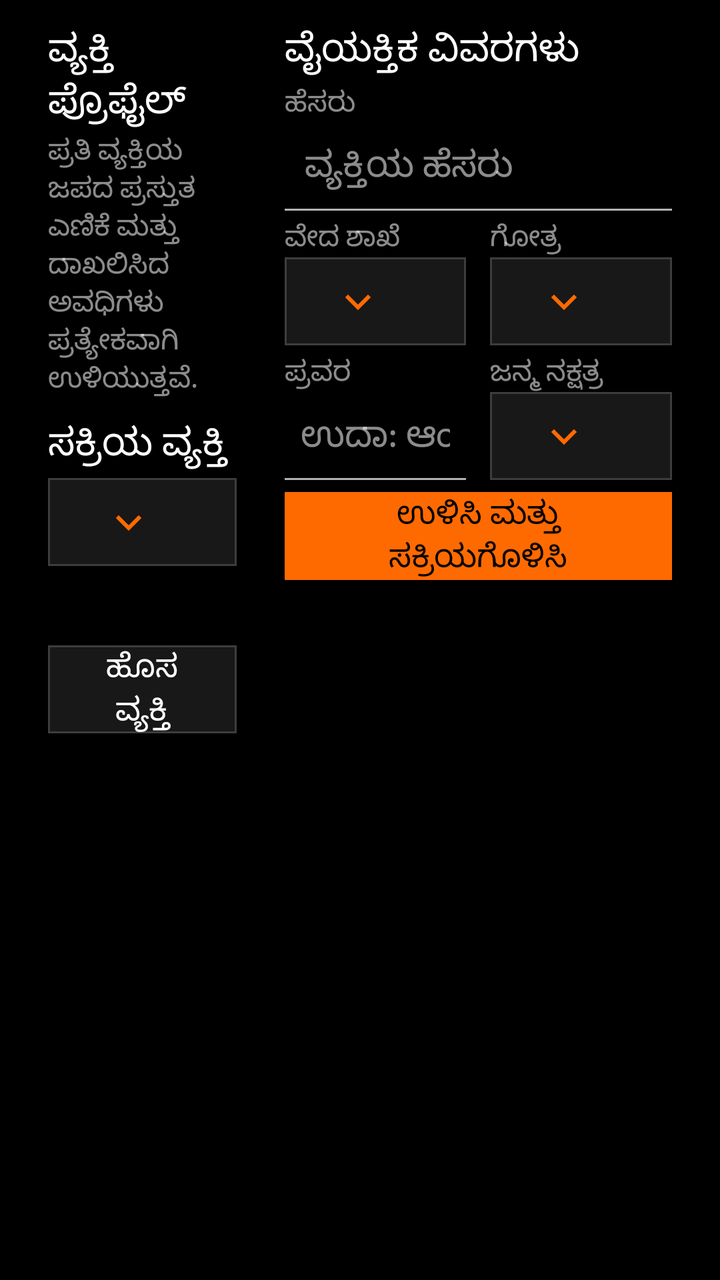
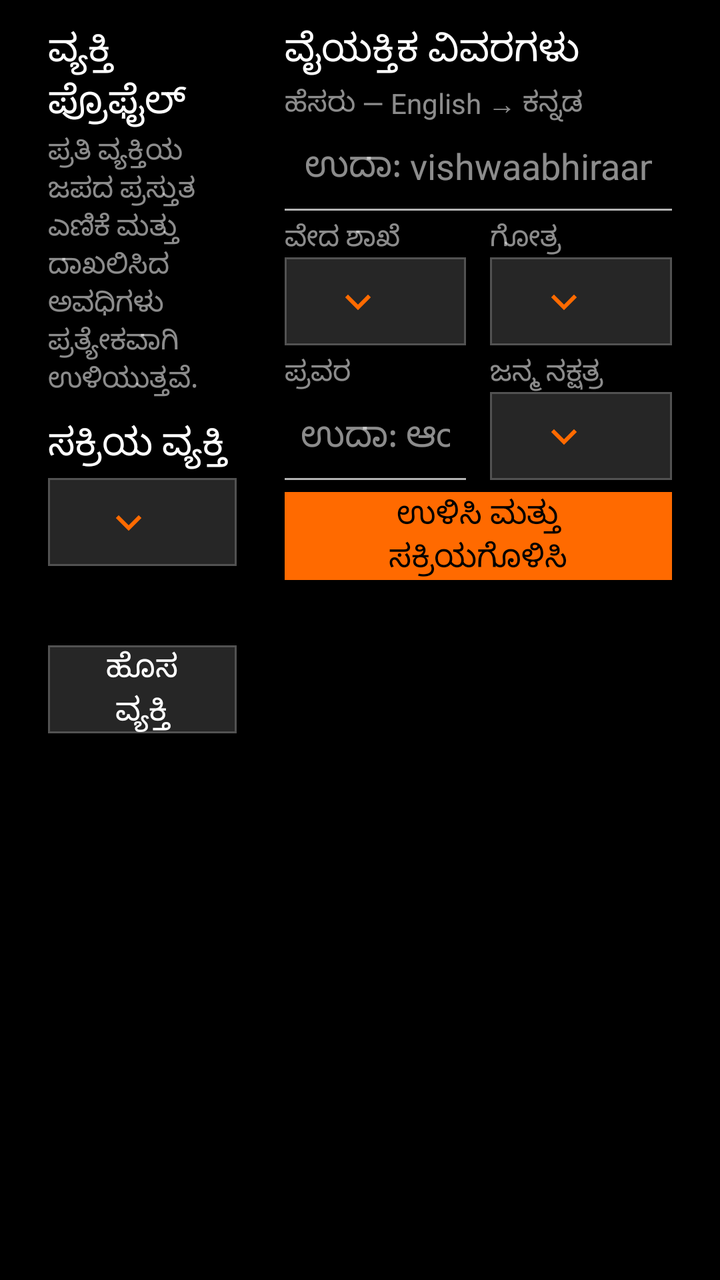

Before-and-after screenshots of an Android layout around one commit, followed by the original layout XML and the change that was made.
<!-- AndroidManifest.xml: application theme Theme.PaperDesk -->
<!-- res/layout/page_profile.xml -->
<?xml version="1.0" encoding="utf-8"?>
<LinearLayout xmlns:android="http://schemas.android.com/apk/res/android"
    android:layout_width="match_parent" android:layout_height="match_parent"
    android:background="@color/black" android:orientation="horizontal"
    android:paddingLeft="@dimen/page_pad_h" android:paddingTop="@dimen/page_pad_top"
    android:paddingRight="@dimen/page_pad_h" android:paddingBottom="@dimen/footer_bar">

    <LinearLayout android:layout_width="0dp" android:layout_height="match_parent" android:layout_weight="0.38"
        android:orientation="vertical" android:paddingRight="24dp">
        <TextView android:id="@+id/profileTitle" style="@style/Desk.Section" android:layout_width="match_parent"
            android:layout_height="wrap_content" android:text="ವ್ಯಕ್ತಿ ಪ್ರೊಫೈಲ್" />
        <TextView style="@style/Desk.Meta" android:layout_width="match_parent" android:layout_height="wrap_content"
            android:layout_marginTop="2dp" android:text="ಪ್ರತಿ ವ್ಯಕ್ತಿಯ ಜಪದ ಪ್ರಸ್ತುತ ಎಣಿಕೆ ಮತ್ತು ದಾಖಲಿಸಿದ ಅವಧಿಗಳು ಪ್ರತ್ಯೇಕವಾಗಿ ಉಳಿಯುತ್ತವೆ." />
        <TextView style="@style/Desk.Section" android:layout_width="match_parent" android:layout_height="wrap_content"
            android:layout_marginTop="10dp" android:text="ಸಕ್ರಿಯ ವ್ಯಕ್ತಿ" />
        <Spinner android:id="@+id/profileList" android:layout_width="match_parent" android:layout_height="44dp"
            android:layout_marginTop="4dp" android:background="@drawable/bg_dropdown" android:popupBackground="@color/surface_2"
            android:spinnerMode="dropdown" />
        <TextView android:id="@+id/profileSummary" style="@style/Desk.Body2" android:layout_width="match_parent"
            android:layout_height="wrap_content" android:layout_marginTop="8dp" />
        <TextView android:id="@+id/profileNew" style="@style/Desk.Button" android:layout_width="match_parent"
            android:layout_height="44dp" android:layout_marginTop="10dp" android:gravity="center" android:text="ಹೊಸ ವ್ಯಕ್ತಿ" />
    </LinearLayout>

    <ScrollView android:layout_width="0dp" android:layout_height="match_parent" android:layout_weight="0.62"
        android:fillViewport="true" android:scrollbars="none">
        <LinearLayout android:layout_width="match_parent" android:layout_height="wrap_content" android:orientation="vertical">
            <TextView android:id="@+id/profileEditorTitle" style="@style/Desk.Section" android:layout_width="match_parent"
                android:layout_height="wrap_content" android:text="ವೈಯಕ್ತಿಕ ವಿವರಗಳು" />
            <TextView style="@style/Desk.Meta" android:layout_width="match_parent" android:layout_height="wrap_content"
                android:layout_marginTop="4dp" android:text="ಹೆಸರು" />
            <EditText android:id="@+id/profileName" android:layout_width="match_parent" android:layout_height="44dp"
                android:background="@drawable/bg_input" android:hint="ವ್ಯಕ್ತಿಯ ಹೆಸರು" android:padding="10dp"
                android:singleLine="true" android:textColor="@color/white" android:textColorHint="@color/white_55" android:textSize="18sp" />
            <LinearLayout android:layout_width="match_parent" android:layout_height="wrap_content" android:layout_marginTop="4dp" android:orientation="horizontal">
                <LinearLayout android:layout_width="0dp" android:layout_height="wrap_content" android:layout_weight="1" android:orientation="vertical" android:paddingRight="6dp">
                    <TextView style="@style/Desk.Meta" android:layout_width="match_parent" android:layout_height="wrap_content" android:text="ವೇದ ಶಾಖೆ" />
                    <Spinner android:id="@+id/profileVeda" android:layout_width="match_parent" android:layout_height="44dp" android:background="@drawable/bg_dropdown" android:popupBackground="@color/surface_2" android:spinnerMode="dropdown" />
                </LinearLayout>
                <LinearLayout android:layout_width="0dp" android:layout_height="wrap_content" android:layout_weight="1" android:orientation="vertical" android:paddingLeft="6dp">
                    <TextView style="@style/Desk.Meta" android:layout_width="match_parent" android:layout_height="wrap_content" android:text="ಗೋತ್ರ" />
                    <Spinner android:id="@+id/profileGotra" android:layout_width="match_parent" android:layout_height="44dp" android:background="@drawable/bg_dropdown" android:popupBackground="@color/surface_2" android:spinnerMode="dropdown" />
                </LinearLayout>
            </LinearLayout>
            <LinearLayout android:layout_width="match_parent" android:layout_height="wrap_content" android:layout_marginTop="4dp" android:orientation="horizontal">
                <LinearLayout android:layout_width="0dp" android:layout_height="wrap_content" android:layout_weight="1" android:orientation="vertical" android:paddingRight="6dp">
                    <TextView style="@style/Desk.Meta" android:layout_width="match_parent" android:layout_height="wrap_content" android:text="ಪ್ರವರ" />
                    <EditText android:id="@+id/profilePravara" android:layout_width="match_parent" android:layout_height="44dp" android:background="@drawable/bg_input" android:hint="ಉದಾ: ಆಂಗೀರಸ…" android:padding="8dp" android:singleLine="true" android:textColor="@color/white" android:textColorHint="@color/white_55" android:textSize="18sp" />
                </LinearLayout>
                <LinearLayout android:layout_width="0dp" android:layout_height="wrap_content" android:layout_weight="1" android:orientation="vertical" android:paddingLeft="6dp">
                    <TextView style="@style/Desk.Meta" android:layout_width="match_parent" android:layout_height="wrap_content" android:text="ಜನ್ಮ ನಕ್ಷತ್ರ" />
                    <Spinner android:id="@+id/profileNakshatra" android:layout_width="match_parent" android:layout_height="44dp" android:background="@drawable/bg_dropdown" android:popupBackground="@color/surface_2" android:spinnerMode="dropdown" />
                </LinearLayout>
            </LinearLayout>
            <TextView android:id="@+id/profileSave" style="@style/Desk.Button.Accent" android:layout_width="match_parent"
                android:layout_height="44dp" android:layout_marginTop="6dp" android:gravity="center" android:text="ಉಳಿಸಿ ಮತ್ತು ಸಕ್ರಿಯಗೊಳಿಸಿ" />
        </LinearLayout>
    </ScrollView>
</LinearLayout>
<!-- resources referenced by this layout -->
<resources>
  <color name="surface_2">#181818</color>
  <style name="Theme.PaperDesk" parent="Theme.MaterialComponents.DayNight.NoActionBar">
          <item name="viewInflaterClass">androidx.appcompat.app.AppCompatViewInflater</item>
          <item name="android:windowBackground">@color/black</item>
          <item name="android:colorBackground">@color/black</item>
          <item name="android:textColorPrimary">@color/white</item>
          <item name="android:textColorSecondary">@color/white</item>
          <item name="android:textColorHint">@color/accent</item>
          <item name="android:editTextColor">@color/white</item>
          <item name="android:textColor">@color/white</item>
          <item name="android:fontFamily">sans-serif</item>
          <item name="colorPrimary">@color/accent</item>
          <item name="colorPrimaryVariant">@color/accent</item>
          <item name="colorOnPrimary">@color/black</item>
          <item name="colorSecondary">@color/accent</item>
          <item name="colorSecondaryVariant">@color/accent</item>
          <item name="colorOnSecondary">@color/black</item>
          <item name="colorSurface">@color/black</item>
          <item name="colorOnSurface">@color/white</item>
          <item name="colorOnBackground">@color/white</item>
          <item name="colorError">@color/accent</item>
          <item name="colorOnError">@color/black</item>
          <item name="colorPrimaryDark">@color/black</item>
          <item name="colorAccent">@color/accent</item>
          <item name="colorControlNormal">@color/white</item>
          <item name="colorControlActivated">@color/accent</item>
          <item name="colorControlHighlight">@color/accent</item>
          <item name="colorButtonNormal">@color/accent</item>
          <item name="rippleColor">@color/accent</item>
          <item name="shapeAppearanceSmallComponent">@style/ShapeAppearance.PaperDesk</item>
          <item name="shapeAppearanceMediumComponent">@style/ShapeAppearance.PaperDesk</item>
          <item name="shapeAppearanceLargeComponent">@style/ShapeAppearance.PaperDesk</item>
          <item name="materialButtonStyle">@style/Desk.Button</item>
          <item name="buttonStyle">@style/Desk.Button</item>
          <item name="borderlessButtonStyle">@style/Desk.Link</item>
          <item name="materialCardViewStyle">@style/Desk.MaterialCard</item>
          <item name="checkboxStyle">@style/Desk.Check</item>
          <item name="android:statusBarColor">@color/black</item>
          <item name="android:navigationBarColor">@color/black</item>
          <item name="android:colorBackgroundCacheHint">@color/black</item>
          <item name="android:itemBackground">@color/black</item>
          <item name="android:windowShowWallpaper">false</item>
          <item name="android:windowFullscreen">true</item>
          <item name="android:windowLayoutInDisplayCutoutMode">shortEdges</item>
          <item name="android:windowContentOverlay">@null</item>
          <item name="android:windowAnimationStyle">@null</item>
          <item name="android:windowContentTransitions">false</item>
          <item name="android:colorEdgeEffect">@color/accent</item>
          <item name="android:alertDialogTheme">@style/Theme.PaperDesk.Dialog</item>
          <item name="alertDialogTheme">@style/Theme.PaperDesk.Dialog</item>
          <item name="materialAlertDialogTheme">@style/Theme.PaperDesk.Dialog</item>
      </style>
  <style name="Theme.PaperDesk.Dialog" parent="Theme.AppCompat.Dialog">
          <item name="android:windowBackground">@drawable/bg_dialog</item>
          <item name="android:background">@color/black</item>
          <item name="android:textColorPrimary">@color/white</item>
          <item name="android:textColor">@color/white</item>
          <item name="colorAccent">@color/accent</item>
          <item name="colorPrimary">@color/accent</item>
          <item name="colorOnPrimary">@color/black</item>
          <item name="colorSurface">@color/black</item>
          <item name="colorOnSurface">@color/white</item>
          <item name="android:colorBackground">@color/black</item>
          <item name="shapeAppearanceMediumComponent">@style/ShapeAppearance.PaperDesk</item>
          <item name="android:windowIsFloating">true</item>
          <item name="android:backgroundDimEnabled">true</item>
          <item name="android:backgroundDimAmount">0.6</item>
          <item name="android:windowMinWidthMajor">72%</item>
          <item name="android:windowMinWidthMinor">80%</item>
      </style>
  <color name="divider">#3D3D3D</color>
  <!-- drawable bg_checkbox (drawable) -->
  <?xml version="1.0" encoding="utf-8"?>
  <selector xmlns:android="http://schemas.android.com/apk/res/android">
      <item android:state_checked="true">
          <shape android:shape="rectangle">
              <solid android:color="@color/accent" />
              <size
                  android:width="@dimen/check"
                  android:height="@dimen/check" />
          </shape>
      </item>
      <item>
          <shape android:shape="rectangle">
              <stroke
                  android:width="@dimen/stroke"
                  android:color="@color/white" />
              <solid android:color="@color/black" />
              <size
                  android:width="@dimen/check"
                  android:height="@dimen/check" />
          </shape>
      </item>
  </selector>
  <!-- unchanged entries left out for length: 37 -->
</resources>

<!-- the commit's change to res/layout/page_profile.xml (unified diff, before → after) -->
@@ -27,10 +27,12 @@
         <LinearLayout android:layout_width="match_parent" android:layout_height="wrap_content" android:orientation="vertical">
             <TextView android:id="@+id/profileEditorTitle" style="@style/Desk.Section" android:layout_width="match_parent"
                 android:layout_height="wrap_content" android:text="ವೈಯಕ್ತಿಕ ವಿವರಗಳು" />
-            <TextView style="@style/Desk.Meta" android:layout_width="match_parent" android:layout_height="wrap_content"
-                android:layout_marginTop="4dp" android:text="ಹೆಸರು" />
+            <LinearLayout android:layout_width="match_parent" android:layout_height="wrap_content" android:layout_marginTop="4dp" android:orientation="horizontal">
+                <TextView style="@style/Desk.Meta" android:layout_width="wrap_content" android:layout_height="wrap_content" android:text="ಹೆಸರು — English → ಕನ್ನಡ" />
+                <TextView android:id="@+id/profileNamePreview" style="@style/Desk.Meta" android:layout_width="0dp" android:layout_height="wrap_content" android:layout_marginLeft="12dp" android:layout_weight="1" android:ellipsize="end" android:gravity="end" android:maxLines="1" android:textColor="@color/accent" />
+            </LinearLayout>
             <EditText android:id="@+id/profileName" android:layout_width="match_parent" android:layout_height="44dp"
-                android:background="@drawable/bg_input" android:hint="ವ್ಯಕ್ತಿಯ ಹೆಸರು" android:padding="10dp"
+                android:background="@drawable/bg_input" android:hint="ಉದಾ: vishwaabhiraama" android:padding="10dp"
                 android:singleLine="true" android:textColor="@color/white" android:textColorHint="@color/white_55" android:textSize="18sp" />
             <LinearLayout android:layout_width="match_parent" android:layout_height="wrap_content" android:layout_marginTop="4dp" android:orientation="horizontal">
                 <LinearLayout android:layout_width="0dp" android:layout_height="wrap_content" android:layout_weight="1" android:orientation="vertical" android:paddingRight="6dp">
<!-- resource entries referenced after the edit -->
@@ -1,6 +1,6 @@
 <!-- resources referenced by this layout -->
 <resources>
-  <color name="surface_2">#181818</color>
+  <color name="surface_2">#262626</color>
   <style name="Theme.PaperDesk" parent="Theme.MaterialComponents.DayNight.NoActionBar">
           <item name="viewInflaterClass">androidx.appcompat.app.AppCompatViewInflater</item>
           <item name="android:windowBackground">@color/black</item>
@@ -20,14 +20,14 @@
           <item name="colorSurface">@color/black</item>
           <item name="colorOnSurface">@color/white</item>
           <item name="colorOnBackground">@color/white</item>
-          <item name="colorError">@color/accent</item>
+          <item name="colorError">@color/carbon_support_error</item>
           <item name="colorOnError">@color/black</item>
           <item name="colorPrimaryDark">@color/black</item>
           <item name="colorAccent">@color/accent</item>
           <item name="colorControlNormal">@color/white</item>
           <item name="colorControlActivated">@color/accent</item>
           <item name="colorControlHighlight">@color/accent</item>
-          <item name="colorButtonNormal">@color/accent</item>
+          <item name="colorButtonNormal">@color/carbon_gray_80</item>
           <item name="rippleColor">@color/accent</item>
           <item name="shapeAppearanceSmallComponent">@style/ShapeAppearance.PaperDesk</item>
           <item name="shapeAppearanceMediumComponent">@style/ShapeAppearance.PaperDesk</item>
@@ -48,10 +48,14 @@
           <item name="android:windowAnimationStyle">@null</item>
           <item name="android:windowContentTransitions">false</item>
           <item name="android:colorEdgeEffect">@color/accent</item>
+          <item name="android:textColorHighlight">@color/accent_70</item>
           <item name="android:alertDialogTheme">@style/Theme.PaperDesk.Dialog</item>
           <item name="alertDialogTheme">@style/Theme.PaperDesk.Dialog</item>
           <item name="materialAlertDialogTheme">@style/Theme.PaperDesk.Dialog</item>
       </style>
+  <color name="carbon_support_error">#FA4D56</color>
+  <color name="carbon_gray_80">#393939</color>
+  <color name="accent_70">#B3FF6A00</color>
   <style name="Theme.PaperDesk.Dialog" parent="Theme.AppCompat.Dialog">
           <item name="android:windowBackground">@drawable/bg_dialog</item>
           <item name="android:background">@color/black</item>
@@ -64,23 +68,30 @@
           <item name="colorOnSurface">@color/white</item>
           <item name="android:colorBackground">@color/black</item>
           <item name="shapeAppearanceMediumComponent">@style/ShapeAppearance.PaperDesk</item>
+          <item name="buttonBarPositiveButtonStyle">@style/Desk.DialogButton.Positive</item>
+          <item name="buttonBarNegativeButtonStyle">@style/Desk.DialogButton.Negative</item>
+          <item name="buttonBarNeutralButtonStyle">@style/Desk.DialogButton.Negative</item>
           <item name="android:windowIsFloating">true</item>
           <item name="android:backgroundDimEnabled">true</item>
           <item name="android:backgroundDimAmount">0.6</item>
           <item name="android:windowMinWidthMajor">72%</item>
           <item name="android:windowMinWidthMinor">80%</item>
       </style>
-  <color name="divider">#3D3D3D</color>
+  <color name="divider">#525252</color>
   <!-- drawable bg_checkbox (drawable) -->
   <?xml version="1.0" encoding="utf-8"?>
   <selector xmlns:android="http://schemas.android.com/apk/res/android">
       <item android:state_checked="true">
-          <shape android:shape="rectangle">
-              <solid android:color="@color/accent" />
-              <size
-                  android:width="@dimen/check"
-                  android:height="@dimen/check" />
-          </shape>
+          <layer-list>
+              <item>
+                  <shape android:shape="rectangle">
+                      <solid android:color="@color/surface_2" />
+                      <stroke android:width="2dp" android:color="@color/accent" />
+                      <size android:width="@dimen/check" android:height="@dimen/check" />
+                  </shape>
+              </item>
+              <item android:width="16dp" android:height="16dp" android:gravity="center" android:drawable="@drawable/ic_check" />
+          </layer-list>
       </item>
       <item>
           <shape android:shape="rectangle">
@@ -94,6 +105,22 @@
           </shape>
       </item>
   </selector>
+  <style name="Desk.DialogButton.Positive" parent="Desk.DialogButton">
+          <item name="android:textColor">@color/accent</item>
+      </style>
+  <style name="Desk.DialogButton.Negative" parent="Desk.DialogButton">
+          <item name="android:textColor">@color/white_70</item>
+      </style>
+  <!-- drawable ic_check (drawable) -->
+  <?xml version="1.0" encoding="utf-8"?>
+  <vector xmlns:android="http://schemas.android.com/apk/res/android" android:width="16dp" android:height="16dp" android:viewportWidth="16" android:viewportHeight="16">
+      <path android:fillColor="@android:color/transparent" android:strokeColor="@color/accent" android:strokeWidth="2" android:strokeLineCap="square" android:strokeLineJoin="miter" android:pathData="M2.5,8 L6.5,12 L13.5,4" />
+  </vector>
+  <style name="Desk.DialogButton" parent="Widget.AppCompat.Button.ButtonBar.AlertDialog">
+          <item name="android:background">@color/black</item>
+          <item name="android:minHeight">48dp</item>
+          <item name="android:textSize">18sp</item>
+      </style>
   <!-- unchanged entries left out for length: 37 -->
 </resources>
 
